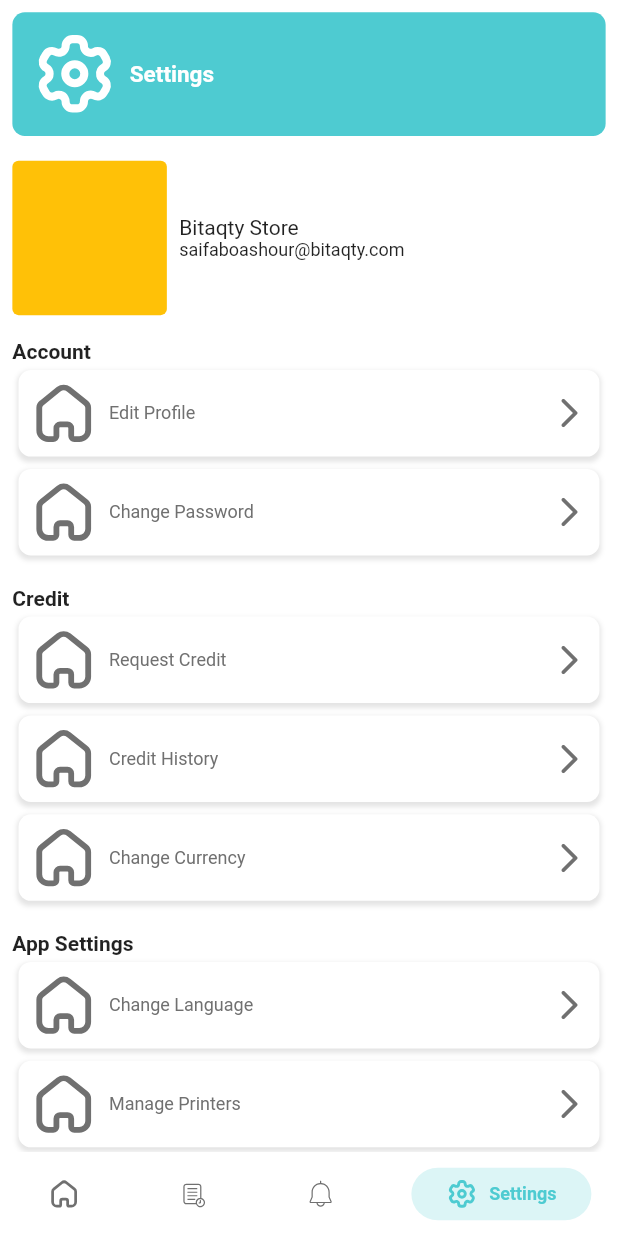
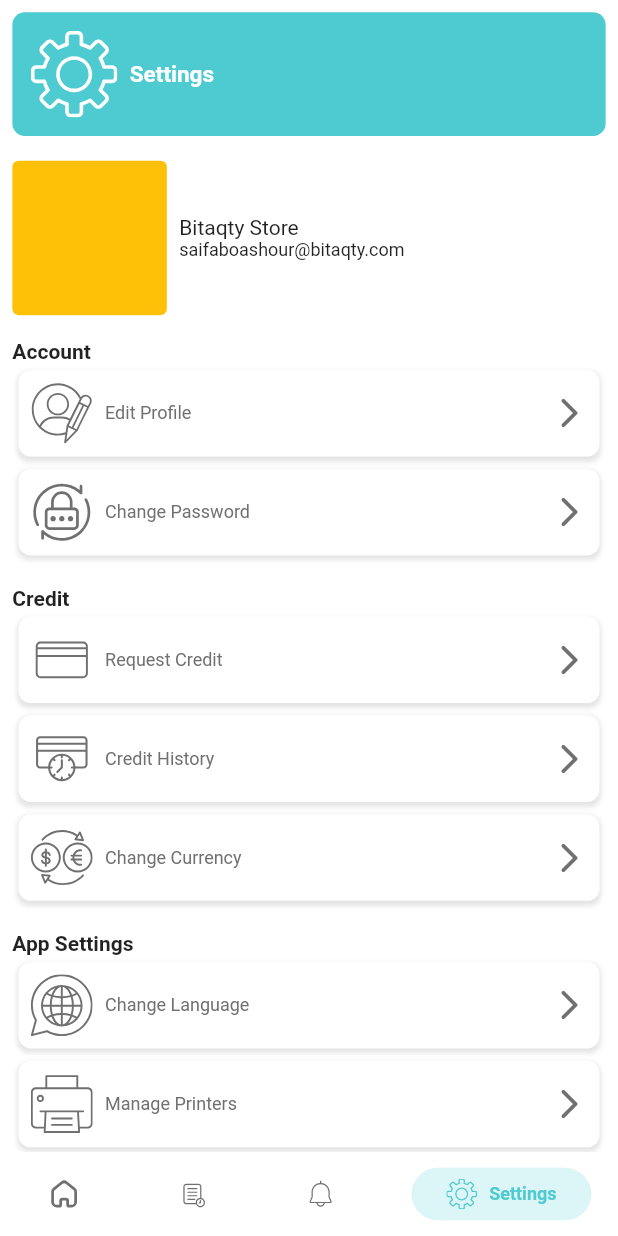
Before and after one commit to saifaboashour/bit, a Flutter app: the MainContainerScreen screen opened directly, item 4 of the bottom bar chosen, on a phone screen of 412 x 824 dp. Run offline on Flutter 3.47's test engine with Material 2 defaults, Android fonts, the phone set to English and light mode, and no system bars; drawn by our look-alikes of persistent_bottom_nav_bar; our stand-ins replace flutter_onboarding_slider, flutter_svg, get, get_storage, otp_text_field, timer_count_down; accounts and stored records are empty; Roboto replaces fonts that are missing (ibm_plex_sans_arabic).

Commit message:
feat: Main Settings Icons

```diff
--- a/mobile_app/cardsproject2/lib/module/settings/settings_screen_view.dart
+++ b/mobile_app/cardsproject2/lib/module/settings/settings_screen_view.dart
@@ -84,12 +84,12 @@ class SettingsScreen extends StatelessWidget {
           ),
           SettingsButton(
             title: 'Edit Profile',
-            icon: ImagePath.home,
+            icon: ImagePath.editProfile,
             onTap: () {},
           ),
           SettingsButton(
             title: 'Change Password',
-            icon: ImagePath.home,
+            icon: ImagePath.changePassword,
             onTap: () {},
           ),
         ],
@@ -110,17 +110,17 @@ class SettingsScreen extends StatelessWidget {
           ),
           SettingsButton(
             title: 'Request Credit',
-            icon: ImagePath.home,
+            icon: ImagePath.creditCard,
             onTap: () {},
           ),
           SettingsButton(
             title: 'Credit History',
-            icon: ImagePath.home,
+            icon: ImagePath.creditHistory,
             onTap: () {},
           ),
           SettingsButton(
             title: 'Change Currency',
-            icon: ImagePath.home,
+            icon: ImagePath.changeCurrency,
             onTap: () {},
           ),
         ],
@@ -141,12 +141,12 @@ class SettingsScreen extends StatelessWidget {
           ),
           SettingsButton(
             title: 'Change Language',
-            icon: ImagePath.home,
+            icon: ImagePath.changeLanguage,
             onTap: () {},
           ),
           SettingsButton(
             title: 'Manage Printers',
-            icon: ImagePath.home,
+            icon: ImagePath.printer,
             onTap: () {},
           ),
         ],
@@ -167,17 +167,17 @@ class SettingsScreen extends StatelessWidget {
           ),
           SettingsButton(
             title: 'Support',
-            icon: ImagePath.home,
+            icon: ImagePath.support,
             onTap: () {},
           ),
           SettingsButton(
             title: 'Privacy Policy',
-            icon: ImagePath.home,
+            icon: ImagePath.privacyPolicy,
             onTap: () {},
           ),
           SettingsButton(
             title: 'Terms & Conditions',
-            icon: ImagePath.home,
+            icon: ImagePath.termAndCondition,
             onTap: () {},
           ),
         ],
@@ -194,7 +194,7 @@ class SettingsScreen extends StatelessWidget {
           CommonWidgets().buildVerticalSpace(space: 0.06),
           SettingsButton(
             title: 'logout',
-            icon: ImagePath.home,
+            icon: ImagePath.logout,
             onTap: () {},
           ),
           CommonWidgets().buildVerticalSpace(space: 0.02),
--- a/mobile_app/cardsproject2/lib/util/images_path.dart
+++ b/mobile_app/cardsproject2/lib/util/images_path.dart
@@ -17,4 +17,15 @@ class ImagePath {
   static const String gamesController = "assets/images/games_controller.svg";
   static const String bill = "assets/images/bill.svg";
   static const String filter = "assets/images/filter.svg";
+  static const String changeCurrency = "assets/images/change_currency.svg";
+  static const String changeLanguage = "assets/images/change_language.svg";
+  static const String changePassword = "assets/images/change_password.svg";
+  static const String creditCard = "assets/images/credit_card.svg";
+  static const String creditHistory = "assets/images/credit_history.svg";
+  static const String editProfile = "assets/images/edit_profile.svg";
+  static const String logout = "assets/images/logout.svg";
+  static const String printer = "assets/images/printer.svg";
+  static const String privacyPolicy = "assets/images/privacy_policy.svg";
+  static const String support = "assets/images/support.svg";
+  static const String termAndCondition = "assets/images/term_and_condition.svg";
 }
```
Also changed, not shown: mobile_app/cardsproject2/assets/images/change_currency.svg (added), mobile_app/cardsproject2/assets/images/change_language.svg (added), mobile_app/cardsproject2/assets/images/change_password.svg (added), mobile_app/cardsproject2/assets/images/credit_card.svg (added), mobile_app/cardsproject2/assets/images/credit_history.svg (added), mobile_app/cardsproject2/assets/images/edit_profile.svg (added), mobile_app/cardsproject2/assets/images/logout.svg (added), mobile_app/cardsproject2/assets/images/printer.svg (added), mobile_app/cardsproject2/assets/images/privacy_policy.svg (added), mobile_app/cardsproject2/assets/images/settings.svg, mobile_app/cardsproject2/assets/images/support.svg (added), mobile_app/cardsproject2/assets/images/term_and_condition.svg (added), 2 other files.
